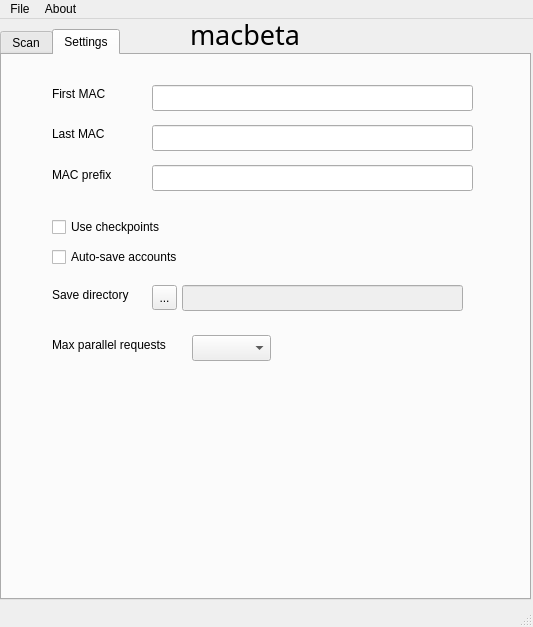
Before: the Qt Designer form interface.ui in dougy147/smac, drawn with Qt 5.
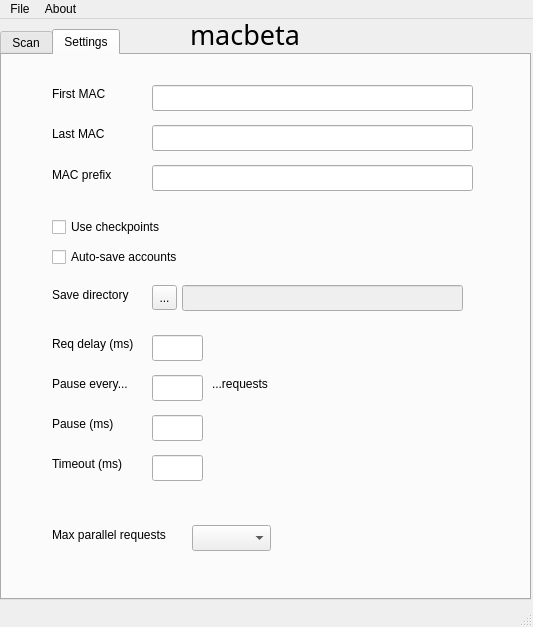
After: the same form once the commit is applied. The open tabs and pages were chosen to show the change.

The edit to the form file:
```diff
--- a/interface.ui
+++ b/interface.ui
@@ -261,7 +261,7 @@
       <property name="geometry">
        <rect>
         <x>190</x>
-        <y>280</y>
+        <y>470</y>
         <width>79</width>
         <height>26</height>
        </rect>
@@ -271,7 +271,7 @@
       <property name="geometry">
        <rect>
         <x>50</x>
-        <y>280</y>
+        <y>470</y>
         <width>131</width>
         <height>20</height>
        </rect>
@@ -338,6 +338,111 @@
        <string>Use checkpoints</string>
       </property>
      </widget>
+     <widget class="QLabel" name="label_8">
+      <property name="geometry">
+       <rect>
+        <x>50</x>
+        <y>280</y>
+        <width>91</width>
+        <height>18</height>
+       </rect>
+      </property>
+      <property name="text">
+       <string>Req delay (ms)</string>
+      </property>
+     </widget>
+     <widget class="QLineEdit" name="entry_request_delay">
+      <property name="geometry">
+       <rect>
+        <x>150</x>
+        <y>280</y>
+        <width>51</width>
+        <height>26</height>
+       </rect>
+      </property>
+     </widget>
+     <widget class="QLineEdit" name="entry_pause_nb">
+      <property name="geometry">
+       <rect>
+        <x>150</x>
+        <y>320</y>
+        <width>51</width>
+        <height>26</height>
+       </rect>
+      </property>
+     </widget>
+     <widget class="QLabel" name="label_12">
+      <property name="geometry">
+       <rect>
+        <x>50</x>
+        <y>320</y>
+        <width>91</width>
+        <height>18</height>
+       </rect>
+      </property>
+      <property name="text">
+       <string>Pause every...</string>
+      </property>
+     </widget>
+     <widget class="QLineEdit" name="entry_pause_duration">
+      <property name="geometry">
+       <rect>
+        <x>150</x>
+        <y>360</y>
+        <width>51</width>
+        <height>26</height>
+       </rect>
+      </property>
+     </widget>
+     <widget class="QLabel" name="label_13">
+      <property name="geometry">
+       <rect>
+        <x>50</x>
+        <y>360</y>
+        <width>101</width>
+        <height>18</height>
+       </rect>
+      </property>
+      <property name="text">
+       <string>Pause (ms)</string>
+      </property>
+     </widget>
+     <widget class="QLineEdit" name="entry_request_timeout">
+      <property name="geometry">
+       <rect>
+        <x>150</x>
+        <y>400</y>
+        <width>51</width>
+        <height>26</height>
+       </rect>
+      </property>
+     </widget>
+     <widget class="QLabel" name="label_14">
+      <property name="geometry">
+       <rect>
+        <x>50</x>
+        <y>400</y>
+        <width>91</width>
+        <height>18</height>
+       </rect>
+      </property>
+      <property name="text">
+       <string>Timeout (ms)</string>
+      </property>
+     </widget>
+     <widget class="QLabel" name="label_15">
+      <property name="geometry">
+       <rect>
+        <x>210</x>
+        <y>320</y>
+        <width>91</width>
+        <height>18</height>
+       </rect>
+      </property>
+      <property name="text">
+       <string>...requests</string>
+      </property>
+     </widget>
     </widget>
    </widget>
    <widget class="QLabel" name="label_3">
```
Left out of the diff: 17 changed lines with no effect on the pictures.
